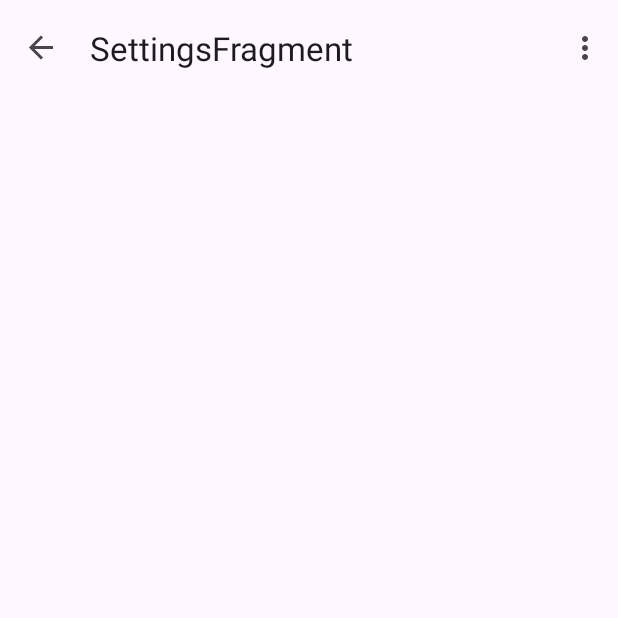
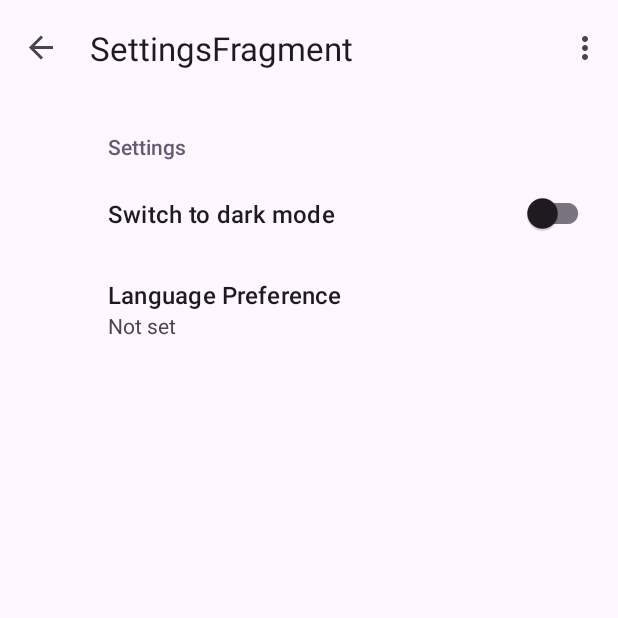
Before and after one commit to ni-imena/PORA, an Android app: the screen it shows after launch (MainActivity), in the options menu, after a tap on "Settings", on a phone screen of 412 x 824 dp, the top half of it. Run offline under Robolectric (Android 15) with nearby library versions, the phone set to English and light mode, and no system bars; our stand-ins replace androidx.preference, navigation-ui; libraries missing offline, so code that uses them is left out: io.realm.kotlin; 3 statements that could not run were skipped.

Commit message:
added basic settings

```diff
--- a/app/build.gradle.kts
+++ b/app/build.gradle.kts
@@ -58,6 +58,7 @@ dependencies {
     implementation("androidx.annotation:annotation:1.6.0")
     implementation("androidx.lifecycle:lifecycle-livedata-ktx:2.6.2")
     implementation("androidx.lifecycle:lifecycle-viewmodel-ktx:2.6.2")
+    implementation("androidx.preference:preference:1.2.1")
     testImplementation("junit:junit:4.13.2")
     androidTestImplementation("androidx.test.ext:junit:1.1.5")
     androidTestImplementation("androidx.test.espresso:espresso-core:3.5.1")
--- a/app/src/main/java/com/example/virtualrunner/MainActivity.kt
+++ b/app/src/main/java/com/example/virtualrunner/MainActivity.kt
@@ -11,6 +11,7 @@ import androidx.navigation.ui.setupActionBarWithNavController
 import android.view.Menu
 import android.view.MenuItem
 import android.widget.Toast
+import androidx.appcompat.app.AppCompatDelegate
 import androidx.navigation.fragment.findNavController
 import com.example.virtualrunner.databinding.ActivityMainBinding
 import kotlinx.coroutines.runBlocking
@@ -29,6 +30,12 @@ class MainActivity : AppCompatActivity() {
         setContentView(binding.root)
 
         setSupportActionBar(binding.toolbar)
+        app = application as MyApplication
+        val theme =getThemeFromPref()
+        if(theme == "LIGHT")
+            AppCompatDelegate.setDefaultNightMode(AppCompatDelegate.MODE_NIGHT_NO)
+        else
+            AppCompatDelegate.setDefaultNightMode(AppCompatDelegate.MODE_NIGHT_YES)
 
         val navController = findNavController(R.id.nav_host_fragment_content_main)
         appBarConfiguration = AppBarConfiguration(navController.graph)
@@ -62,7 +69,8 @@ class MainActivity : AppCompatActivity() {
                         navController.navigate(R.id.loginFragment)
 
                     } catch (e: Exception) {
-                        Toast.makeText(this@MainActivity, "error logging out :(", Toast.LENGTH_LONG).show()
+                        Toast.makeText(this@MainActivity, "error logging out :(", Toast.LENGTH_LONG)
+                            .show()
                     }
                 }
                 true
@@ -77,4 +85,21 @@ class MainActivity : AppCompatActivity() {
         return navController.navigateUp(appBarConfiguration)
                 || super.onSupportNavigateUp()
     }
+
+    fun setTheme(theme: String) {
+        app = application as MyApplication
+        app.setTheme(theme)
+    }
+
+    fun getThemeFromPref(): String? {
+        app = application as MyApplication
+        return app.getThemeFromPref()
+    }
+
+    fun setLocale(language: String) {
+        app.setLocale(language)
+        recreate()
+    }
+
+
 }
--- a/app/src/main/java/com/example/virtualrunner/MyApplication.kt
+++ b/app/src/main/java/com/example/virtualrunner/MyApplication.kt
@@ -1,6 +1,7 @@
 package com.example.virtualrunner
 
 import android.Manifest
+import android.app.Activity
 import android.app.Application
 import android.app.NotificationChannel
 import android.app.NotificationManager
@@ -8,7 +9,9 @@ import android.content.Context
 import android.content.SharedPreferences
 import android.content.pm.PackageManager
 import android.os.Build
+import androidx.appcompat.app.AppCompatDelegate
 import androidx.core.app.ActivityCompat
+import androidx.core.app.ActivityCompat.recreate
 import androidx.core.app.NotificationCompat
 import androidx.core.app.NotificationManagerCompat
 import com.google.gson.Gson
@@ -16,23 +19,27 @@ import com.google.gson.reflect.TypeToken
 import io.realm.kotlin.mongodb.User
 import java.io.File
 import java.io.FileNotFoundException
+import java.util.Locale
 import java.util.UUID
 
 class MyApplication : Application() {
     companion object {
-        private const val PREFS_NAME = "MyPrefs"
+        private const val PREFS_NAME = "MyPrefs.data"
         private const val KEY_UUID = "uuid"
     }
 
-    private val sharedPreferences: SharedPreferences by lazy {
-        getSharedPreferences("MySettings", Context.MODE_PRIVATE)
-    }
+    private lateinit var sharedPreferences: SharedPreferences
 
     private var user: User? = null
 
     override fun onCreate() {
         super.onCreate()
+        initShared()
         createAndSaveUUIDIfNeeded()
+    }
+
+    fun initShared() {
+        sharedPreferences = getSharedPreferences(PREFS_NAME, Context.MODE_PRIVATE)
     }
 
     private fun createAndSaveUUIDIfNeeded() {
@@ -94,4 +101,38 @@ class MyApplication : Application() {
     fun getUser(): User? {
         return user
     }
+
+    fun setTheme(theme: String) {
+        if (theme == "DARK")
+            AppCompatDelegate.setDefaultNightMode(AppCompatDelegate.MODE_NIGHT_YES)
+        else
+            AppCompatDelegate.setDefaultNightMode(AppCompatDelegate.MODE_NIGHT_NO)
+        with(sharedPreferences.edit()) {
+            putString("THEME", theme)
+            apply()
+        }
+    }
+
+    @SuppressWarnings("deprecation")
+    fun setLocale(languageCode: String) {
+        val locale = Locale(languageCode)
+        val config = resources.configuration
+        config.setLocale(locale)
+
+        with(sharedPreferences.edit()) {
+            putString("LOCALE", locale.toString())
+            apply()
+        }
+        if (Build.VERSION.SDK_INT >= Build.VERSION_CODES.JELLY_BEAN_MR1) {
+            createConfigurationContext(config)
+        }
+
+        resources.updateConfiguration(config, resources.displayMetrics)
+    }
+
+    fun getThemeFromPref(): String? {
+        val theme: String? = sharedPreferences.getString("THEME", "LIGHT")
+
+        return theme;
+    }
 }
--- /dev/null
+++ b/app/src/main/java/com/example/virtualrunner/SettingsFragment.kt
@@ -0,0 +1,46 @@
+package com.example.virtualrunner
+
+import android.os.Bundle
+import android.view.View
+import androidx.appcompat.app.AppCompatDelegate
+import androidx.preference.ListPreference
+import androidx.preference.PreferenceFragmentCompat
+import androidx.preference.SwitchPreferenceCompat
+import com.example.virtualrunner.MainActivity
+import com.example.virtualrunner.MyApplication
+import com.example.virtualrunner.R
+
+
+class SettingsFragment : PreferenceFragmentCompat() {
+
+
+    override fun onCreatePreferences(savedInstanceState: Bundle?, rootKey: String?) {
+        setPreferencesFromResource(R.xml.root_preferences, rootKey)
+        val themeSwitch: SwitchPreferenceCompat? = findPreference("theme_switch")
+        val theme = (activity as MainActivity).getThemeFromPref()
+
+        themeSwitch?.isChecked = (theme == "DARK")
+
+        themeSwitch?.setOnPreferenceChangeListener { preference, newValue ->
+            if (newValue as Boolean) {
+                (activity as MainActivity).setTheme("DARK")
+                AppCompatDelegate.setDefaultNightMode(AppCompatDelegate.MODE_NIGHT_YES)
+//                (activity as MainActivity).recreate()
+            } else {
+                (activity as MainActivity).setTheme("LIGHT")
+                AppCompatDelegate.setDefaultNightMode(AppCompatDelegate.MODE_NIGHT_NO)
+//                (activity as MainActivity).recreate()
+            }
+            true
+        }
+        val languagePreference: ListPreference? = findPreference("language_preference")
+        languagePreference?.setOnPreferenceChangeListener { preference, newValue ->
+            val language = newValue as String
+            (activity as MainActivity).setLocale(language);
+            true
+        }
+
+    }
+
+
+}
--- a/app/src/main/java/com/example/virtualrunner/fragments/RunsListFragment.kt
+++ b/app/src/main/java/com/example/virtualrunner/fragments/RunsListFragment.kt
@@ -47,6 +47,9 @@ class RunsListFragment : Fragment() {
             findNavController().navigate(R.id.action_RunsListFragment_to_RecordFragment)
         }
     }
+    fun onBackPressed(){
+        findNavController().popBackStack(R.id.loginFragment, false)
+    }
 
     override fun onDestroyView() {
         super.onDestroyView()
--- a/app/src/main/java/com/example/virtualrunner/fragments/SettingsFragment.kt
+++ /dev/null
@@ -1,27 +0,0 @@
-package com.example.virtualrunner.fragments
-
-import android.os.Bundle
-import android.view.LayoutInflater
-import android.view.View
-import android.view.ViewGroup
-import androidx.fragment.app.Fragment
-import com.example.virtualrunner.R
-import com.example.virtualrunner.databinding.FragmentSettingsBinding
-
-class SettingsFragment : Fragment() {
-
-    private val _binding: FragmentSettingsBinding? = null
-    private val binding get() = _binding!!
-
-    override fun onCreate(savedInstanceState: Bundle?) {
-        super.onCreate(savedInstanceState)
-    }
-
-    override fun onCreateView(
-        inflater: LayoutInflater, container: ViewGroup?,
-        savedInstanceState: Bundle?
-    ): View? {
-        val rootView = inflater.inflate(R.layout.fragment_settings, container, false)
-        return rootView
-    }
-}
--- a/app/src/main/java/com/example/virtualrunner/ui/login/LoginFragment.kt
+++ b/app/src/main/java/com/example/virtualrunner/ui/login/LoginFragment.kt
@@ -57,7 +57,6 @@ class LoginFragment : Fragment() {
         val usernameEditText = binding.email
         val passwordEditText = binding.password
         val loginButton = binding.login
-        val registerButton = binding.register
 
         loginButton.setOnClickListener {
             val email = usernameEditText.text.toString()
@@ -67,13 +66,13 @@ class LoginFragment : Fragment() {
                 try {
                     val user = app.login(credentials)
                     findNavController().navigate(R.id.action_loginFragment_to_runsListFragment)
-                } catch (e: Exception) {
+                } catch (e:Exception) {
                     showLoginFailed("invalid credentials")
                 }
             }
         }
 
-        registerButton.setOnClickListener {
+        binding.register.setOnClickListener {
             findNavController().navigate(R.id.action_loginFragment_to_registerFragment)
         }
     }
--- a/app/src/main/java/com/example/virtualrunner/ui/login/RegisterFragment.kt
+++ b/app/src/main/java/com/example/virtualrunner/ui/login/RegisterFragment.kt
@@ -59,7 +59,7 @@ class RegisterFragment : Fragment() {
                     app.emailPasswordAuth.registerUser(email, password)
                     val appContext = context?.applicationContext ?: return@runBlocking
                     Toast.makeText(appContext, R.string.welcome, Toast.LENGTH_LONG).show()
-                    findNavController().navigate(R.id.action_loginFragment_to_runsListFragment)
+                    findNavController().navigate(R.id.action_registerFragment_to_runsListFragment)
                 } catch (e: Exception) {
                     showLoginFailed("invalid credentials")
                 }
--- a/app/src/main/res/layout/fragment_settings.xml
+++ /dev/null
@@ -1,6 +0,0 @@
-<?xml version="1.0" encoding="utf-8"?>
-<androidx.constraintlayout.widget.ConstraintLayout xmlns:android="http://schemas.android.com/apk/res/android"
-    android:layout_width="match_parent"
-    android:layout_height="match_parent">
-
-</androidx.constraintlayout.widget.ConstraintLayout>
--- a/app/src/main/res/navigation/nav_graph.xml
+++ b/app/src/main/res/navigation/nav_graph.xml
@@ -36,10 +36,6 @@
 
     </fragment>
     <fragment
-        android:id="@+id/settingsFragment"
-        android:name="com.example.virtualrunner.fragments.SettingsFragment"
-        android:label="SettingsFragment" />
-    <fragment
         android:id="@+id/profileFragment"
         android:name="com.example.virtualrunner.fragments.ProfileFragment"
         android:label="ProfileFragment" />
@@ -64,5 +60,9 @@
             android:id="@+id/action_registerFragment_to_runsListFragment"
             app:destination="@id/runsListFragment" />
     </fragment>
+    <fragment
+        android:id="@+id/settingsFragment"
+        android:name="com.example.virtualrunner.SettingsFragment"
+        android:label="SettingsFragment" />
 
 </navigation>
--- a/app/src/main/res/values-night/themes.xml
+++ b/app/src/main/res/values-night/themes.xml
@@ -1,6 +1,8 @@
 <resources xmlns:tools="http://schemas.android.com/tools">
     <!-- Base application theme. -->
     <style name="Base.Theme.VirtualRunner" parent="Theme.Material3.DayNight.NoActionBar">
+        <item name="windowActionBar">false</item>
+        <item name="windowNoTitle">true</item>
         <!-- Customize your dark theme here. -->
         <!-- <item name="colorPrimary">@color/my_dark_primary</item> -->
     </style>
--- /dev/null
+++ b/app/src/main/res/values/arrays.xml
@@ -0,0 +1,22 @@
+<resources>
+    <!-- Reply Preference -->
+    <string-array name="reply_entries">
+        <item>Reply</item>
+        <item>Reply to all</item>
+    </string-array>
+
+    <string-array name="reply_values">
+        <item>reply</item>
+        <item>reply_all</item>
+    </string-array>
+    <string-array name="language_entries">
+        <item>en</item>
+        <item>sl</item>
+        <item>de</item>
+    </string-array>
+    <string-array name="language_values">
+        <item>en</item>
+        <item>sl</item>
+        <item>de</item>
+    </string-array>
+</resources>
--- /dev/null
+++ b/app/src/main/res/xml/root_preferences.xml
@@ -0,0 +1,20 @@
+<PreferenceScreen xmlns:app="http://schemas.android.com/apk/res-auto">
+
+    <PreferenceCategory app:title="@string/settings">
+
+        <SwitchPreferenceCompat
+            app:key="theme_switch"
+            app:title="@string/theme_switch" />
+
+
+        <ListPreference
+            app:key="language_preference"
+            app:title="@string/language_preference_title"
+            app:entries="@array/language_entries"
+            app:entryValues="@array/language_values"
+            app:defaultValue="@string/language_default_value"
+            app:useSimpleSummaryProvider="true" />
+
+    </PreferenceCategory>
+
+</PreferenceScreen>
```
Also changed, not shown: app/src/main/java/com/example/virtualrunner/fragments/LoginFragment.kt (+8 -3 lines), app/src/main/res/values/strings.xml (+22 -0 lines), 3 other files.
